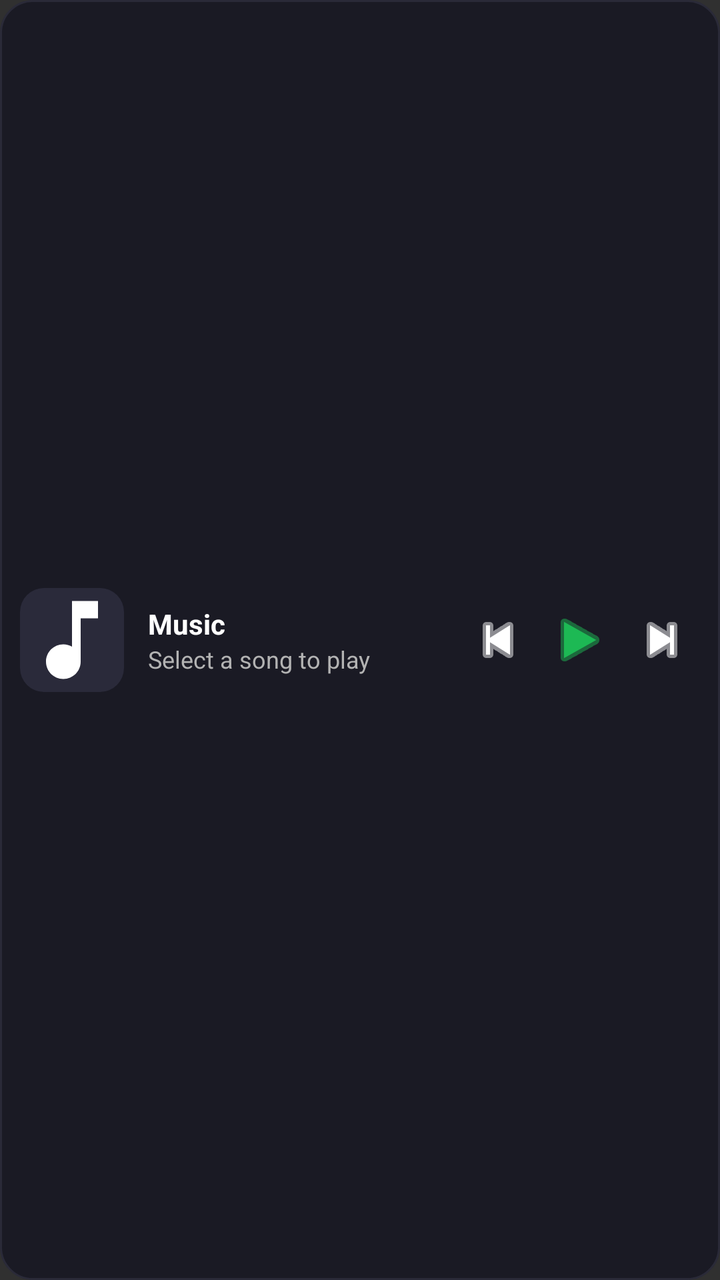
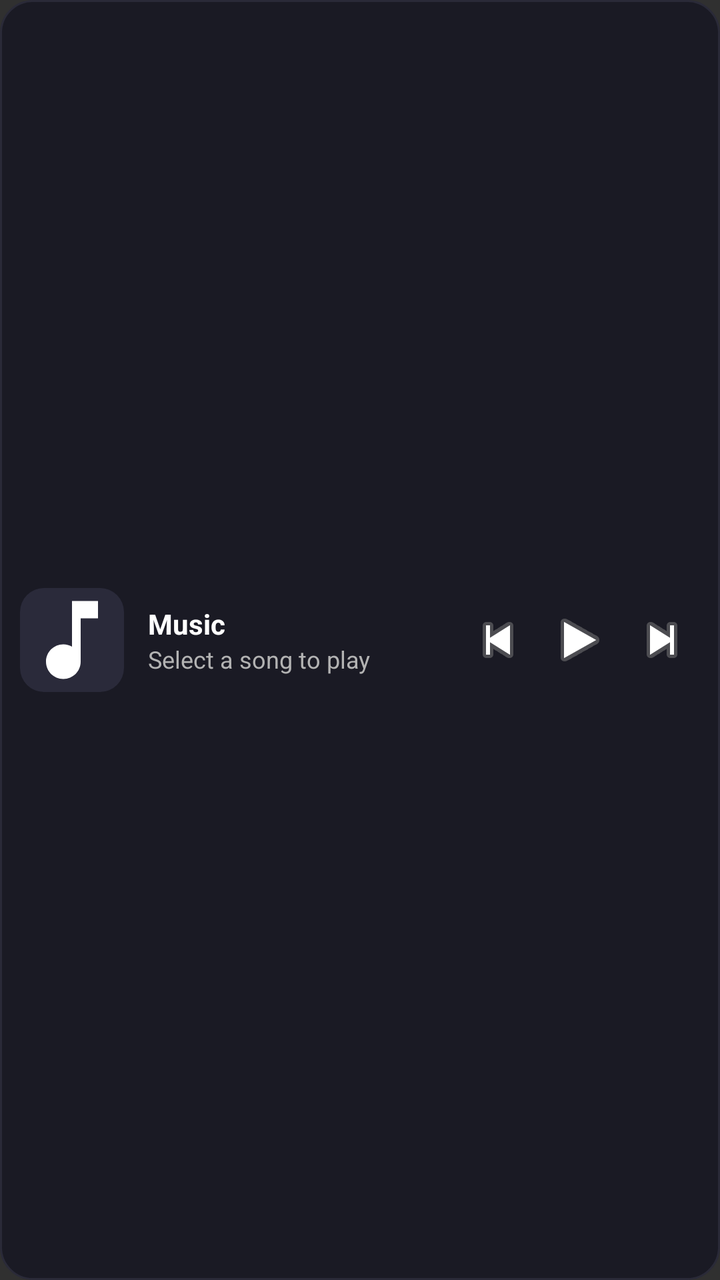

An Android layout rendered at two revisions. The XML below is the earlier revision; the diff shows what the commit changed to produce the second picture.
<!-- AndroidManifest.xml: application theme android:Theme.Material.NoActionBar -->
<!-- res/layout/widget_music_4x1.xml -->
<?xml version="1.0" encoding="utf-8"?>
<LinearLayout xmlns:android="http://schemas.android.com/apk/res/android"
    android:id="@+id/widget_root"
    android:layout_width="match_parent"
    android:layout_height="match_parent"
    android:orientation="horizontal"
    android:padding="10dp"
    android:background="@drawable/widget_bg_dark_card"
    android:gravity="center_vertical">

    <ImageView
        android:id="@+id/widget_album_art"
        android:layout_width="52dp"
        android:layout_height="52dp"
        android:scaleType="centerCrop"
        android:src="@drawable/ic_music_note"
        android:background="@drawable/widget_art_rounded"
        android:contentDescription="Album Art" />

    <LinearLayout
        android:layout_width="0dp"
        android:layout_height="wrap_content"
        android:layout_weight="1"
        android:layout_marginStart="12dp"
        android:layout_marginEnd="8dp"
        android:orientation="vertical">

        <TextView
            android:id="@+id/widget_title"
            android:layout_width="match_parent"
            android:layout_height="wrap_content"
            android:text="Music"
            android:textColor="#FFFFFF"
            android:textSize="14sp"
            android:textStyle="bold"
            android:maxLines="1"
            android:ellipsize="end" />

        <TextView
            android:id="@+id/widget_artist"
            android:layout_width="match_parent"
            android:layout_height="wrap_content"
            android:text="Select a song to play"
            android:textColor="#B3B3B3"
            android:textSize="12sp"
            android:maxLines="1"
            android:ellipsize="end" />
    </LinearLayout>

    <LinearLayout
        android:layout_width="wrap_content"
        android:layout_height="wrap_content"
        android:orientation="horizontal"
        android:gravity="center_vertical">

        <ImageButton
            android:id="@+id/widget_btn_previous"
            android:layout_width="38dp"
            android:layout_height="38dp"
            android:background="?android:attr/selectableItemBackgroundBorderless"
            android:src="@android:drawable/ic_media_previous"
            android:tint="#FFFFFF"
            android:contentDescription="Previous" />

        <ImageButton
            android:id="@+id/widget_btn_play_pause"
            android:layout_width="44dp"
            android:layout_height="44dp"
            android:background="?android:attr/selectableItemBackgroundBorderless"
            android:src="@android:drawable/ic_media_play"
            android:tint="#1DB954"
            android:contentDescription="Play/Pause" />

        <ImageButton
            android:id="@+id/widget_btn_next"
            android:layout_width="38dp"
            android:layout_height="38dp"
            android:background="?android:attr/selectableItemBackgroundBorderless"
            android:src="@android:drawable/ic_media_next"
            android:tint="#FFFFFF"
            android:contentDescription="Next" />
    </LinearLayout>

</LinearLayout>
<!-- resources referenced by this layout -->
<resources>
  <!-- drawable ic_music_note (drawable) -->
  <vector xmlns:android="http://schemas.android.com/apk/res/android"
      android:width="24dp"
      android:height="24dp"
      android:viewportWidth="24"
      android:viewportHeight="24">
    <path
        android:fillColor="#FFFFFF"
        android:pathData="M12,3v10.55c-0.59,-0.34 -1.27,-0.55 -2,-0.55 -2.21,0 -4,1.79 -4,4s1.79,4 4,4 4,-1.79 4,-4V7h4V3h-6z"/>
  </vector>
  <!-- drawable widget_art_rounded (drawable) -->
  <?xml version="1.0" encoding="utf-8"?>
  <shape xmlns:android="http://schemas.android.com/apk/res/android">
      <solid android:color="#2A2A3A" />
      <corners android:radius="12dp" />
  </shape>
  <!-- drawable widget_bg_dark_card (drawable) -->
  <?xml version="1.0" encoding="utf-8"?>
  <shape xmlns:android="http://schemas.android.com/apk/res/android">
      <solid android:color="#1A1A24" />
      <corners android:radius="16dp" />
      <stroke android:width="1dp" android:color="#2A2A38" />
  </shape>
</resources>

<!-- the commit's change to res/layout/widget_music_4x1.xml (unified diff, before → after) -->
@@ -57,27 +57,24 @@
             android:id="@+id/widget_btn_previous"
             android:layout_width="38dp"
             android:layout_height="38dp"
-            android:background="?android:attr/selectableItemBackgroundBorderless"
+            android:background="@android:color/transparent"
             android:src="@android:drawable/ic_media_previous"
-            android:tint="#FFFFFF"
             android:contentDescription="Previous" />
 
         <ImageButton
             android:id="@+id/widget_btn_play_pause"
             android:layout_width="44dp"
             android:layout_height="44dp"
-            android:background="?android:attr/selectableItemBackgroundBorderless"
+            android:background="@android:color/transparent"
             android:src="@android:drawable/ic_media_play"
-            android:tint="#1DB954"
             android:contentDescription="Play/Pause" />
 
         <ImageButton
             android:id="@+id/widget_btn_next"
             android:layout_width="38dp"
             android:layout_height="38dp"
-            android:background="?android:attr/selectableItemBackgroundBorderless"
+            android:background="@android:color/transparent"
             android:src="@android:drawable/ic_media_next"
-            android:tint="#FFFFFF"
             android:contentDescription="Next" />
     </LinearLayout>
 
